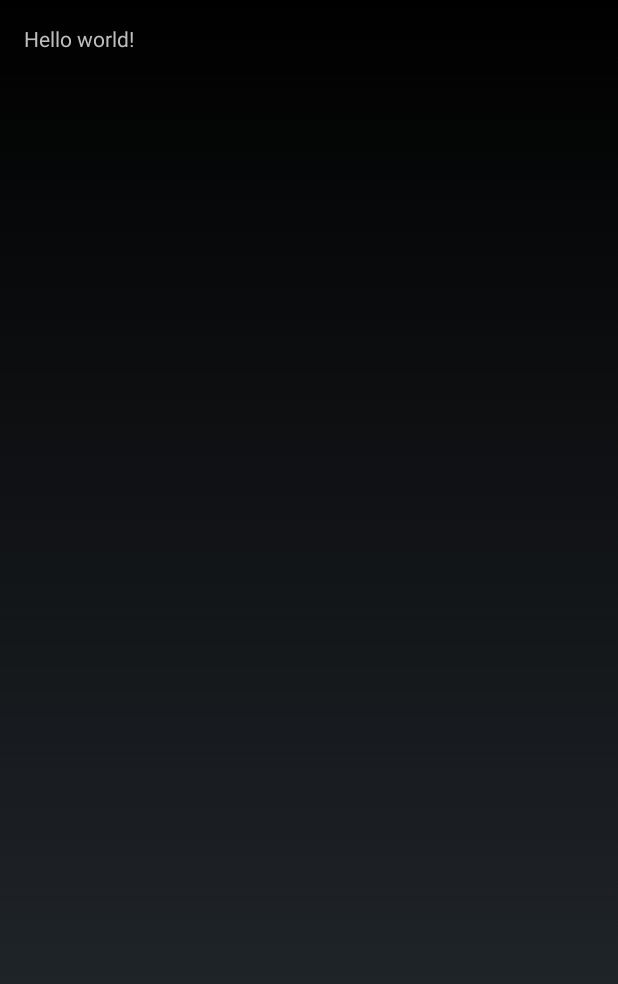
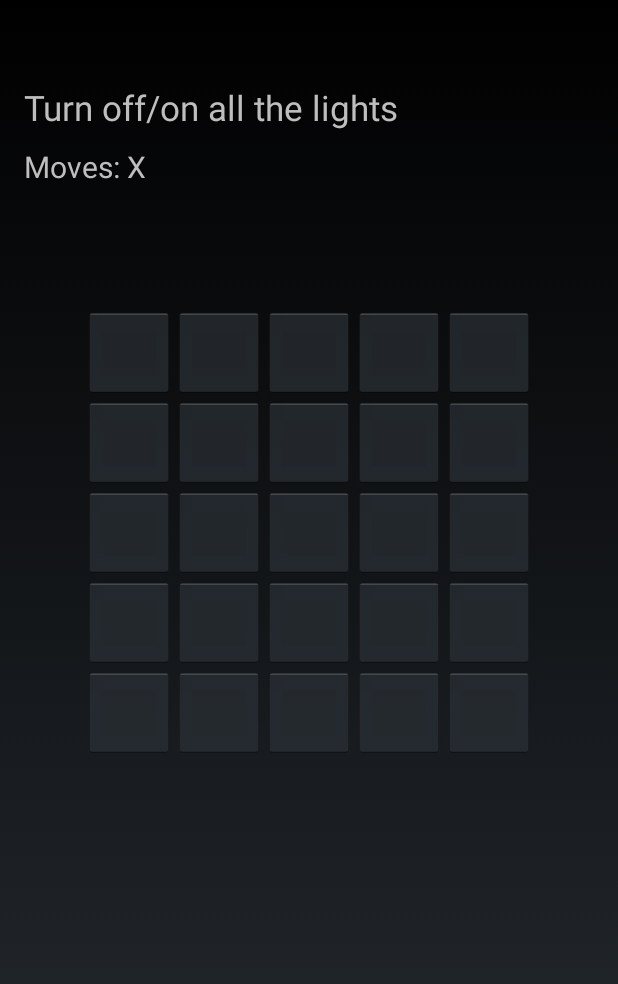
Before and after one commit to gabr/LightsOutAndroid, an Android app: the screen it shows after launch (MainActivity), on a phone screen of 412 x 824 dp. Shown: the top 984 px of the screen. Run offline under Robolectric (Android 15) with nearby library versions, the phone set to English and light mode, and no system bars.

Commit message:
Grid with buttons, instruction and place for number of moves

```diff
--- a/app/src/main/res/layout/activity_main.xml
+++ b/app/src/main/res/layout/activity_main.xml
@@ -1,4 +1,4 @@
-<RelativeLayout xmlns:android="http://schemas.android.com/apk/res/android"
+<LinearLayout xmlns:android="http://schemas.android.com/apk/res/android"
                 xmlns:tools="http://schemas.android.com/tools"
                 android:layout_width="match_parent"
                 android:layout_height="match_parent"
@@ -6,23 +6,59 @@
                 android:paddingRight="@dimen/activity_horizontal_margin"
                 android:paddingTop="@dimen/activity_vertical_margin"
                 android:paddingBottom="@dimen/activity_vertical_margin"
+                android:orientation="vertical"
                 tools:context=".MainActivity">
 
     <TextView
-        android:text="@string/hello_world"
+        android:text="@string/instruction"
+        android:textSize="23sp"
+        android:layout_marginTop="40dp"
         android:layout_width="wrap_content"
-        android:layout_height="wrap_content"/>
+        android:layout_height="wrap_content"
+        android:id="@+id/textView"/>
 
     <TextView
-        android:text=""
+        android:text="Moves: X"
+        android:layout_marginTop="10dp"
+        android:textSize="20sp"
         android:layout_width="wrap_content"
         android:layout_height="wrap_content" />
 
     <GridLayout
         android:id="@+id/grid"
+        android:columnCount="5"
+        android:rowCount="5"
+        android:layout_marginTop="80dp"
+        android:layout_gravity="center_horizontal"
         android:layout_width="wrap_content"
         android:layout_height="wrap_content">
 
-        </GridLayout>
+        <Button android:layout_width="60dp" android:layout_height="60dp" />
+        <Button android:layout_width="60dp" android:layout_height="60dp" />
+        <Button android:layout_width="60dp" android:layout_height="60dp" />
+        <Button android:layout_width="60dp" android:layout_height="60dp" />
+        <Button android:layout_width="60dp" android:layout_height="60dp" />
+        <Button android:layout_width="60dp" android:layout_height="60dp" />
+        <Button android:layout_width="60dp" android:layout_height="60dp" />
+        <Button android:layout_width="60dp" android:layout_height="60dp" />
+        <Button android:layout_width="60dp" android:layout_height="60dp" />
+        <Button android:layout_width="60dp" android:layout_height="60dp" />
+        <Button android:layout_width="60dp" android:layout_height="60dp" />
+        <Button android:layout_width="60dp" android:layout_height="60dp" />
+        <Button android:layout_width="60dp" android:layout_height="60dp" />
+        <Button android:layout_width="60dp" android:layout_height="60dp" />
+        <Button android:layout_width="60dp" android:layout_height="60dp" />
+        <Button android:layout_width="60dp" android:layout_height="60dp" />
+        <Button android:layout_width="60dp" android:layout_height="60dp" />
+        <Button android:layout_width="60dp" android:layout_height="60dp" />
+        <Button android:layout_width="60dp" android:layout_height="60dp" />
+        <Button android:layout_width="60dp" android:layout_height="60dp" />
+        <Button android:layout_width="60dp" android:layout_height="60dp" />
+        <Button android:layout_width="60dp" android:layout_height="60dp" />
+        <Button android:layout_width="60dp" android:layout_height="60dp" />
+        <Button android:layout_width="60dp" android:layout_height="60dp" />
+        <Button android:layout_width="60dp" android:layout_height="60dp" />
 
-</RelativeLayout>
+    </GridLayout>
+
+</LinearLayout>
--- a/app/src/main/res/values/strings.xml
+++ b/app/src/main/res/values/strings.xml
@@ -2,7 +2,6 @@
 <resources>
 
     <string name="app_name">LightsOutAndroid</string>
-    <string name="hello_world">Hello world!</string>
-    <string name="action_settings">Settings</string>
+    <string name="instruction">Turn off/on all the lights</string>
 
 </resources>
```
